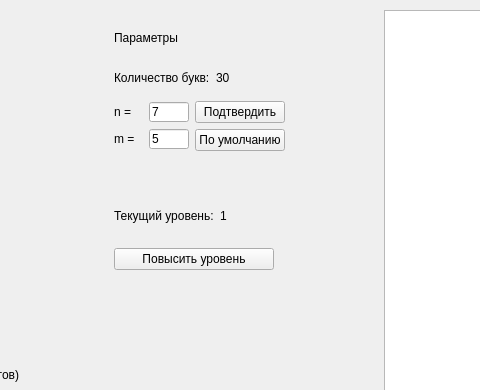
Qt form root_window.ui (shm0nya/Lipilin-s-game) before a commit; both pictures show x 316 to 796 and y 0 to 390 of the 983 by 534 pixel window.
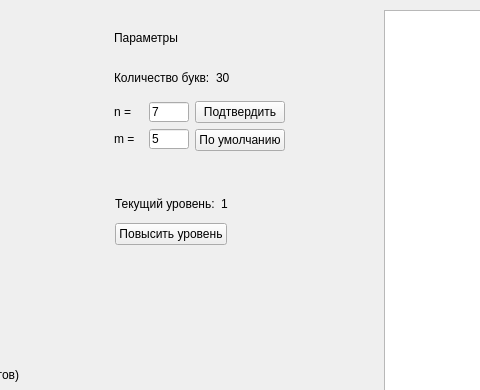
The same form after that commit.

```diff
--- a/root_window.ui
+++ b/root_window.ui
@@ -287,18 +287,18 @@
     </item>
    </layout>
   </widget>
-  <widget class="QWidget" name="gridLayoutWidget_2">
+  <widget class="QWidget" name="">
    <property name="geometry">
     <rect>
-     <x>430</x>
+     <x>431</x>
      <y>190</y>
-     <width>160</width>
-     <height>80</height>
+     <width>251</width>
+     <height>55</height>
     </rect>
    </property>
-   <layout class="QGridLayout" name="gridLayout">
-    <item row="0" column="0">
-     <layout class="QHBoxLayout" name="horizontalLayout">
+   <layout class="QVBoxLayout" name="componate_lvl_info">
+    <item>
+     <layout class="QHBoxLayout" name="componate_lvl_show">
       <item>
        <widget class="QLabel" name="label">
         <property name="text">
@@ -313,14 +313,44 @@
         </property>
        </widget>
       </item>
+      <item>
+       <spacer name="horizontalSpacer_2">
+        <property name="orientation">
+         <enum>Qt::Horizontal</enum>
+        </property>
+        <property name="sizeHint" stdset="0">
+         <size>
+          <width>40</width>
+          <height>20</height>
+         </size>
+        </property>
+       </spacer>
+      </item>
      </layout>
     </item>
-    <item row="1" column="0">
-     <widget class="QPushButton" name="button_level_up">
-      <property name="text">
-       <string>Повысить уровень</string>
-      </property>
-     </widget>
+    <item>
+     <layout class="QHBoxLayout" name="componate_up_lvl_butt">
+      <item>
+       <widget class="QPushButton" name="button_level_up">
+        <property name="text">
+         <string>Повысить уровень</string>
+        </property>
+       </widget>
+      </item>
+      <item>
+       <spacer name="horizontalSpacer_5">
+        <property name="orientation">
+         <enum>Qt::Horizontal</enum>
+        </property>
+        <property name="sizeHint" stdset="0">
+         <size>
+          <width>40</width>
+          <height>20</height>
+         </size>
+        </property>
+       </spacer>
+      </item>
+     </layout>
     </item>
    </layout>
   </widget>
```
